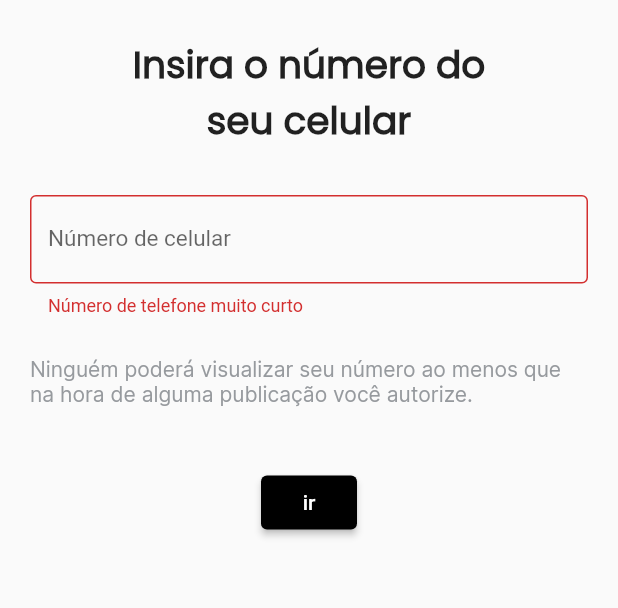
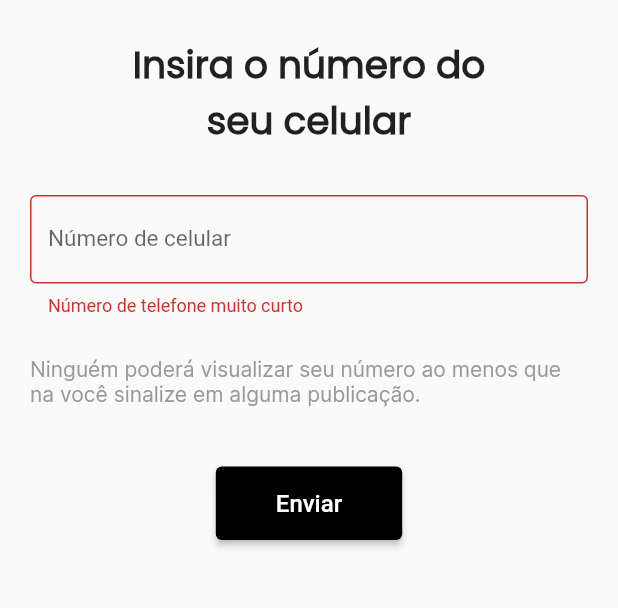
Before and after one commit to gabrielcarsa/lost_pet, a Flutter app: the CreateAccount screen opened directly, on a phone screen of 412 x 824 dp, the part 270-878 px from its top. Run offline on Flutter 3.47's test engine with Material 2 defaults, Android fonts, the phone set to English and light mode, and no system bars; our stand-ins replace cached_network_image, cloud_firestore, currency_text_input_formatter, firebase_core, firebase_storage, google_sign_in and 3 more; accounts and stored records are empty.

Commit message:
Melhorando design e corrigindo erros

```diff
--- a/lib/pages/create_account.dart
+++ b/lib/pages/create_account.dart
@@ -24,12 +24,12 @@ class _CreateAccountState extends State<CreateAccount> {
     final form = _formKey.currentState;
     if (form!.validate()) {
       form.save();
-     // SnackBar snackbar = const SnackBar(content: Text("Conta criada com sucesso!"));
+      // SnackBar snackbar = const SnackBar(content: Text("Conta criada com sucesso!"));
       //_scaffoldKey.currentState!.showSnackBar(snackbar);
       //Timer(const Duration(seconds: 2), () {
-        Navigator.pop(context, phoneNumber);
-        print("1");
-     // });
+      Navigator.pop(context, phoneNumber);
+      print("1");
+      // });
     }
   }
 
@@ -56,7 +56,8 @@ class _CreateAccountState extends State<CreateAccount> {
                             fit: BoxFit.cover,
                           ),
                           border: Border.all(color: Colors.black, width: 2.0),
-                          borderRadius: BorderRadiusDirectional.circular(100.0)),
+                          borderRadius:
+                              BorderRadiusDirectional.circular(100.0)),
                     ),
                   ),
                   const Padding(
@@ -74,7 +75,7 @@ class _CreateAccountState extends State<CreateAccount> {
                     ),
                   ),
                   Padding(
-                    padding: const EdgeInsets.only(top:16.0,bottom: 16.0),
+                    padding: const EdgeInsets.only(top: 16.0, bottom: 16.0),
                     child: Container(
                       child: Form(
                         key: _formKey,
@@ -107,17 +108,23 @@ class _CreateAccountState extends State<CreateAccount> {
                     ),
                   ),
                   const Padding(
-                    padding: EdgeInsets.only(top: 10.0,bottom: 40.0),
+                    padding: EdgeInsets.only(top: 10.0, bottom: 40.0),
                     child: Text(
                       "Ninguém poderá visualizar seu "
-                          "número ao menos que na hora de alguma publicação você autorize.",
+                      "número ao menos que na você sinalize em alguma publicação.",
                       style: TextStyle(
                         fontFamily: "Inter",
                         color: Color.fromARGB(210, 129, 133, 138),
                       ),
                     ),
                   ),
-                  ElevatedButton(onPressed: submit, child: Text("ir"))
+                  ElevatedButton(
+                    onPressed: submit,
+                    style: ButtonStyle(
+                      padding: MaterialStateProperty.all(EdgeInsets.symmetric(horizontal: 40,vertical: 15)),
+                    ),
+                    child: Text("Enviar", style: TextStyle(fontSize: 16),),
+                  )
                   /*GestureDetector(
                     onTap: submit,
                     child: Container(
--- a/lib/pages/encontrados.dart
+++ b/lib/pages/encontrados.dart
@@ -1,7 +1,10 @@
+import 'dart:developer';
+
 import 'package:cached_network_image/cached_network_image.dart';
 import 'package:cloud_firestore/cloud_firestore.dart';
 import 'package:flutter/material.dart';
 import 'package:lost_pet/pages/home.dart';
+import 'package:lost_pet/pages/perfil.dart';
 import 'package:lost_pet/pages/publicar_encontrado.dart';
 import 'package:lost_pet/widgets/progress.dart';
 import 'package:timeago/timeago.dart' as timeago;
@@ -201,7 +204,7 @@ class _EncontradosState extends State<Encontrados> {
                 onPressed: () {
                   Navigator.push(
                     context,
-                    MaterialPageRoute(builder: (context) =>Home()),
+                    MaterialPageRoute(builder: (context) => Home()),
                   );
                   deletePost();
                 },
--- a/lib/pages/publicar_encontrado.dart
+++ b/lib/pages/publicar_encontrado.dart
@@ -111,7 +111,7 @@ class _PublicarEncontradoState extends State<PublicarEncontrado> {
               const Padding(
                 padding: EdgeInsets.only(top: 10.0),
                 child: Text(
-                  "Você pode ajudar alguém a achar seu cachorro perdido.",
+                  "Você pode ajudar alguém a achar um cachorro que está perdido.",
                   style: TextStyle(
                     fontSize: 16.0,
                     fontWeight: FontWeight.normal,
--- a/lib/pages/publicar_perdido.dart
+++ b/lib/pages/publicar_perdido.dart
@@ -109,7 +109,7 @@ class _PublicarPerdidoState extends State<PublicarPerdido> {
               const Padding(
                 padding: EdgeInsets.only(top: 10.0),
                 child: Text(
-                  "Vamos te ajudar! Publique a imagem do seu cachorro com algumas informções para que a comunidade possa te ajudar.",
+                  "Vamos te ajudar! Publique a imagem do seu cachorro que se perdeu com algumas informações para que a comunidade possa te ajudar.",
                   style: TextStyle(
                     fontSize: 16.0,
                     fontWeight: FontWeight.normal,
```
Also changed, not shown: lib/pages/perfil.dart (+7 -0 lines).
